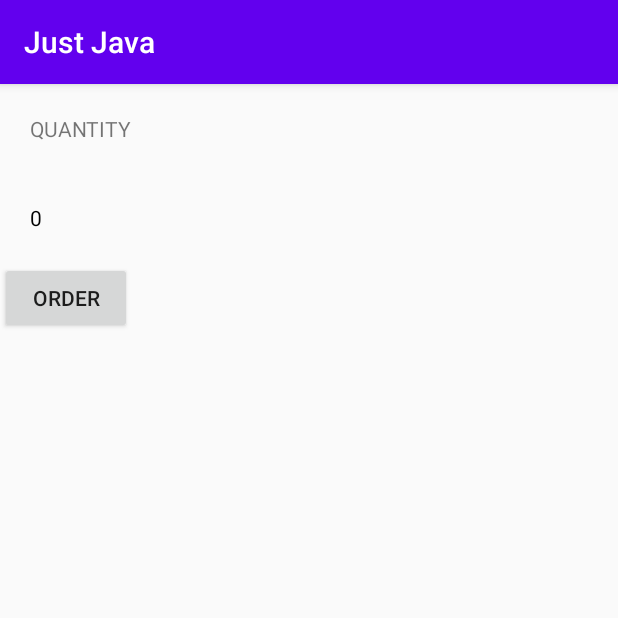
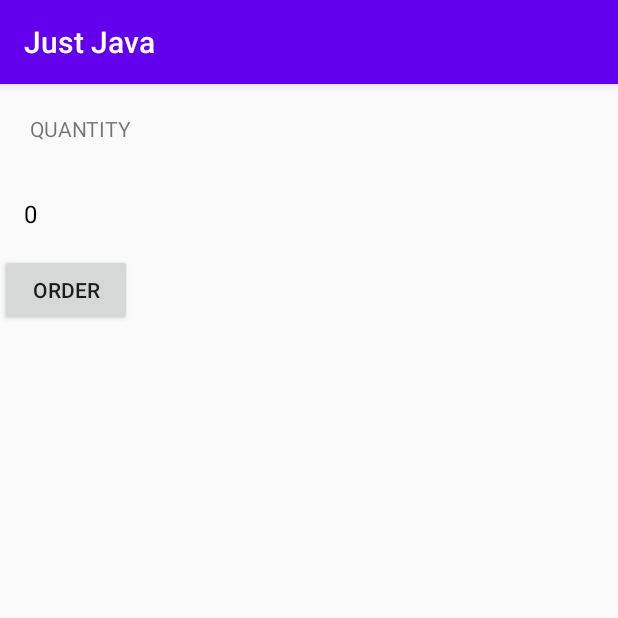
Before and after one commit to JennaKoslowski/Just-Java, an Android app: the screen it shows after launch (MainActivity), on a phone screen of 412 x 824 dp, the top half of it. Run offline under Robolectric (Android 15) with nearby library versions, the phone set to English and light mode, and no system bars.

Commit message:
style to be consistent with Udacity

```diff
--- a/app/src/main/res/layout/activity_main.xml
+++ b/app/src/main/res/layout/activity_main.xml
@@ -17,7 +17,8 @@
         android:layout_width="wrap_content"
         android:layout_height="wrap_content"
         android:text="@string/number"
-        android:padding="20dp"
+        android:padding="16dp"
+        android:textSize="16sp"
         android:textColor="@android:color/black"
         android:id="@+id/quantity_text_view"/>
     <Button
```
